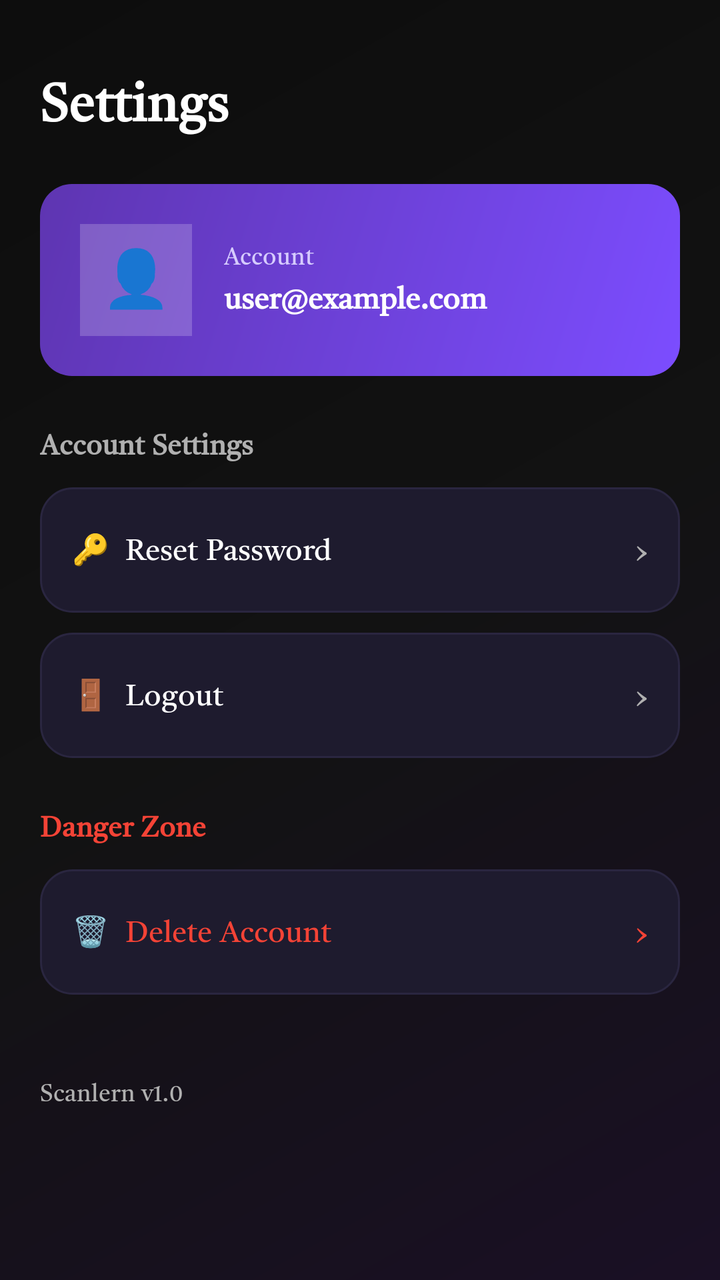
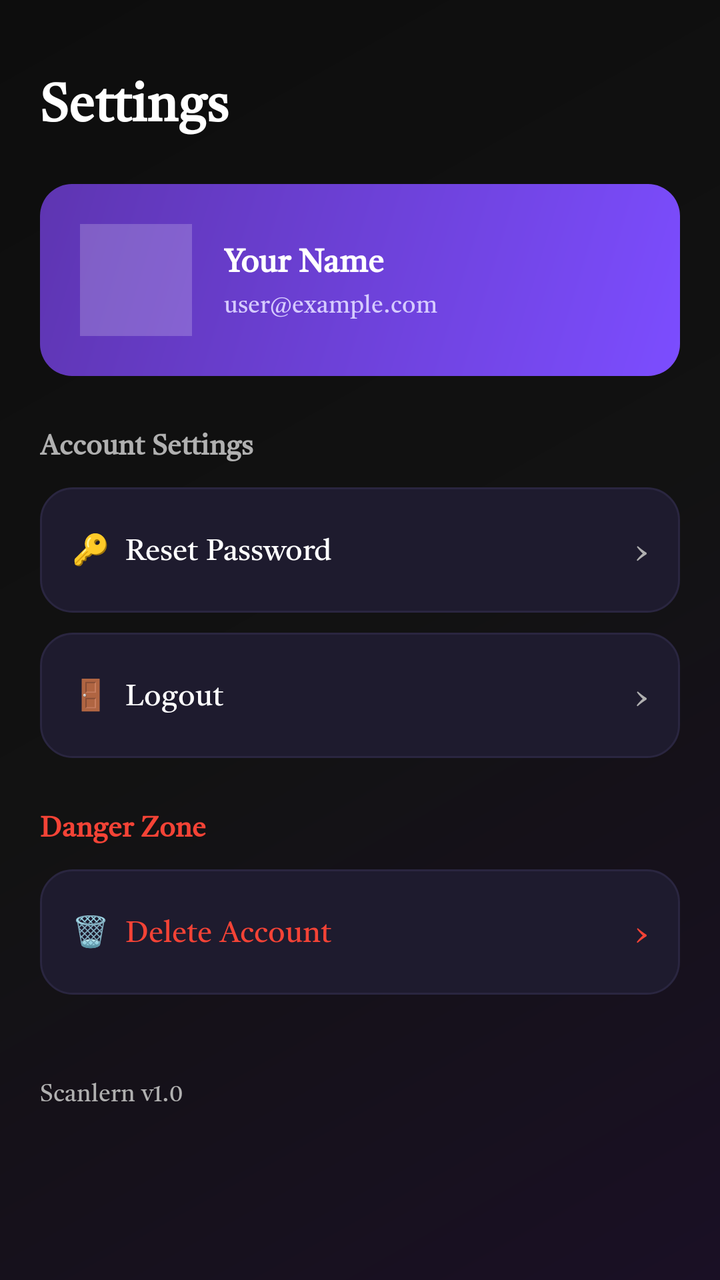

Screens rendered from an Android XML layout before and after an edit, with the pre-edit source and the edit as a unified diff.
<!-- AndroidManifest.xml: application theme Theme.Scanlern -->
<!-- res/layout/fragment_settings.xml -->
<?xml version="1.0" encoding="utf-8"?>
<ScrollView xmlns:android="http://schemas.android.com/apk/res/android"
    xmlns:tools="http://schemas.android.com/tools"
    android:layout_width="match_parent"
    android:layout_height="match_parent"
    android:background="@drawable/bg_gradient_main"
    tools:context=".SettingsFragment">

    <LinearLayout
        android:layout_width="match_parent"
        android:layout_height="wrap_content"
        android:orientation="vertical"
        android:padding="20dp">

        <TextView
            android:layout_width="wrap_content"
            android:layout_height="wrap_content"
            android:text="Settings"
            android:textSize="26sp"
            android:textStyle="bold"
            android:textColor="@color/text_primary"
            android:layout_marginTop="12dp"
            android:layout_marginBottom="20dp" />

        
        <LinearLayout
            android:layout_width="match_parent"
            android:layout_height="wrap_content"
            android:orientation="horizontal"
            android:gravity="center_vertical"
            android:background="@drawable/bg_card_accent"
            android:padding="20dp"
            android:layout_marginBottom="24dp">

            <TextView
                android:layout_width="56dp"
                android:layout_height="56dp"
                android:text="👤"
                android:textSize="28sp"
                android:gravity="center"
                android:background="#33FFFFFF" />

            <LinearLayout
                android:layout_width="0dp"
                android:layout_height="wrap_content"
                android:layout_weight="1"
                android:orientation="vertical"
                android:layout_marginStart="16dp">

                <TextView
                    android:layout_width="wrap_content"
                    android:layout_height="wrap_content"
                    android:text="Account"
                    android:textSize="12sp"
                    android:textColor="#D6CBFF" />

                <TextView
                    android:id="@+id/tvSettingsEmail"
                    android:layout_width="match_parent"
                    android:layout_height="wrap_content"
                    android:text="user@example.com"
                    android:textSize="15sp"
                    android:textStyle="bold"
                    android:textColor="@color/white" />

            </LinearLayout>

        </LinearLayout>

        <TextView
            android:layout_width="wrap_content"
            android:layout_height="wrap_content"
            android:text="Account Settings"
            android:textSize="14sp"
            android:textStyle="bold"
            android:textColor="@color/text_secondary"
            android:layout_marginBottom="10dp" />

        <LinearLayout
            android:id="@+id/btnChangePassword"
            android:layout_width="match_parent"
            android:layout_height="wrap_content"
            android:orientation="horizontal"
            android:gravity="center_vertical"
            android:background="@drawable/bg_card"
            android:padding="16dp"
            android:layout_marginBottom="10dp"
            android:clickable="true"
            android:focusable="true">

            <TextView
                android:layout_width="0dp"
                android:layout_height="wrap_content"
                android:layout_weight="1"
                android:text="🔑  Reset Password"
                android:textSize="15sp"
                android:textColor="@color/text_primary" />

            <TextView
                android:layout_width="wrap_content"
                android:layout_height="wrap_content"
                android:text="›"
                android:textSize="20sp"
                android:textColor="@color/text_secondary" />

        </LinearLayout>

        <LinearLayout
            android:id="@+id/btnLogoutSettings"
            android:layout_width="match_parent"
            android:layout_height="wrap_content"
            android:orientation="horizontal"
            android:gravity="center_vertical"
            android:background="@drawable/bg_card"
            android:padding="16dp"
            android:layout_marginBottom="24dp"
            android:clickable="true"
            android:focusable="true">

            <TextView
                android:layout_width="0dp"
                android:layout_height="wrap_content"
                android:layout_weight="1"
                android:text="🚪  Logout"
                android:textSize="15sp"
                android:textColor="@color/text_primary" />

            <TextView
                android:layout_width="wrap_content"
                android:layout_height="wrap_content"
                android:text="›"
                android:textSize="20sp"
                android:textColor="@color/text_secondary" />

        </LinearLayout>

        <TextView
            android:layout_width="wrap_content"
            android:layout_height="wrap_content"
            android:text="Danger Zone"
            android:textSize="14sp"
            android:textStyle="bold"
            android:textColor="@color/accent_error"
            android:layout_marginBottom="10dp" />

        <LinearLayout
            android:id="@+id/btnDeleteAccount"
            android:layout_width="match_parent"
            android:layout_height="wrap_content"
            android:orientation="horizontal"
            android:gravity="center_vertical"
            android:background="@drawable/bg_card"
            android:padding="16dp"
            android:layout_marginBottom="24dp"
            android:clickable="true"
            android:focusable="true">

            <TextView
                android:layout_width="0dp"
                android:layout_height="wrap_content"
                android:layout_weight="1"
                android:text="🗑️  Delete Account"
                android:textSize="15sp"
                android:textColor="@color/accent_error" />

            <TextView
                android:layout_width="wrap_content"
                android:layout_height="wrap_content"
                android:text="›"
                android:textSize="20sp"
                android:textColor="@color/accent_error" />

        </LinearLayout>

        <TextView
            android:layout_width="match_parent"
            android:layout_height="wrap_content"
            android:text="Scanlern v1.0"
            android:textSize="12sp"
            android:textColor="@color/text_secondary"
            android:textAlignment="center"
            android:layout_marginTop="16dp"
            android:layout_marginBottom="24dp" />

    </LinearLayout>

</ScrollView>
<!-- resources referenced by this layout -->
<resources>
  <color name="accent_error">#F44336</color>
  <color name="text_primary">#FFFFFF</color>
  <color name="text_secondary">#B0B0B0</color>
  <color name="white">#FFFFFFFF</color>
  <!-- drawable bg_card (drawable) -->
  <?xml version="1.0" encoding="utf-8"?>
  <shape xmlns:android="http://schemas.android.com/apk/res/android"
      android:shape="rectangle">
      <solid android:color="#1E1B2E" />
      <corners android:radius="16dp" />
      <stroke
          android:width="1dp"
          android:color="#2A2640" />
  </shape>
  <!-- drawable bg_card_accent (drawable) -->
  <?xml version="1.0" encoding="utf-8"?>
  <shape xmlns:android="http://schemas.android.com/apk/res/android"
      android:shape="rectangle">
      <gradient
          android:startColor="#7C4DFF"
          android:endColor="#5E35B1"
          android:angle="135" />
      <corners android:radius="16dp" />
  </shape>
  <!-- drawable bg_gradient_main (drawable) -->
  <?xml version="1.0" encoding="utf-8"?>
  <shape xmlns:android="http://schemas.android.com/apk/res/android"
      android:shape="rectangle">
      <gradient
          android:startColor="#1A1025"
          android:centerColor="#121212"
          android:endColor="#0D0D0D"
          android:angle="135" />
  </shape>
  <style name="Theme.Scanlern" parent="Base.Theme.Scanlern" />
  <style name="Base.Theme.Scanlern" parent="Theme.Material3.DayNight.NoActionBar">
          <item name="colorPrimary">@color/primary</item>
          <item name="colorPrimaryDark">@color/primary_dark</item>
          <item name="colorAccent">@color/primary_light</item>
          <item name="android:colorBackground">@color/background_dark</item>
          <item name="android:statusBarColor">@color/background_dark</item>
          <item name="android:windowLightStatusBar">false</item>
          <item name="android:fontFamily">@font/poppins_family</item>
          <item name="fontFamily">@font/poppins_family</item>
      </style>
  <color name="primary">#7C4DFF</color>
  <color name="primary_dark">#5E35B1</color>
  <color name="primary_light">#B39DDB</color>
  <color name="background_dark">#121212</color>
</resources>

<!-- the commit's change to res/layout/fragment_settings.xml (unified diff, before → after) -->
@@ -24,20 +24,23 @@
 
         
         <LinearLayout
+            android:id="@+id/profileCard"
             android:layout_width="match_parent"
             android:layout_height="wrap_content"
             android:orientation="horizontal"
             android:gravity="center_vertical"
             android:background="@drawable/bg_card_accent"
             android:padding="20dp"
-            android:layout_marginBottom="24dp">
+            android:layout_marginBottom="24dp"
+            android:clickable="true"
+            android:focusable="true">
 
-            <TextView
+            <ImageView
+                android:id="@+id/ivSettingsPhoto"
                 android:layout_width="56dp"
                 android:layout_height="56dp"
-                android:text="👤"
-                android:textSize="28sp"
-                android:gravity="center"
+                android:src="@android:drawable/sym_def_app_icon"
+                android:scaleType="centerCrop"
                 android:background="#33FFFFFF" />
 
             <LinearLayout
@@ -48,20 +51,21 @@
                 android:layout_marginStart="16dp">
 
                 <TextView
-                    android:layout_width="wrap_content"
+                    android:id="@+id/tvSettingsName"
+                    android:layout_width="match_parent"
                     android:layout_height="wrap_content"
-                    android:text="Account"
-                    android:textSize="12sp"
-                    android:textColor="#D6CBFF" />
+                    android:text="Your Name"
+                    android:textSize="16sp"
+                    android:textStyle="bold"
+                    android:textColor="@color/white" />
 
                 <TextView
                     android:id="@+id/tvSettingsEmail"
                     android:layout_width="match_parent"
                     android:layout_height="wrap_content"
                     android:text="user@example.com"
-                    android:textSize="15sp"
-                    android:textStyle="bold"
-                    android:textColor="@color/white" />
+                    android:textSize="12sp"
+                    android:textColor="#D6CBFF" />
 
             </LinearLayout>
 
